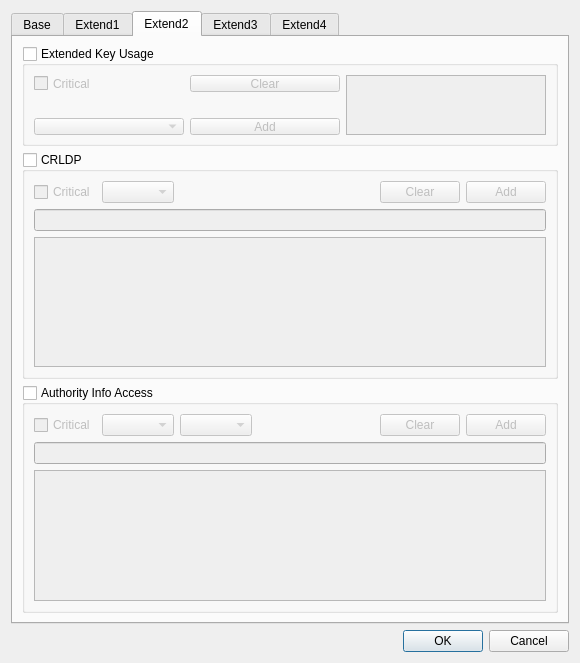
Above: CCMan/make_cert_profile_dlg.ui from jykim74/CCMan before the change. Below: the same form after it.
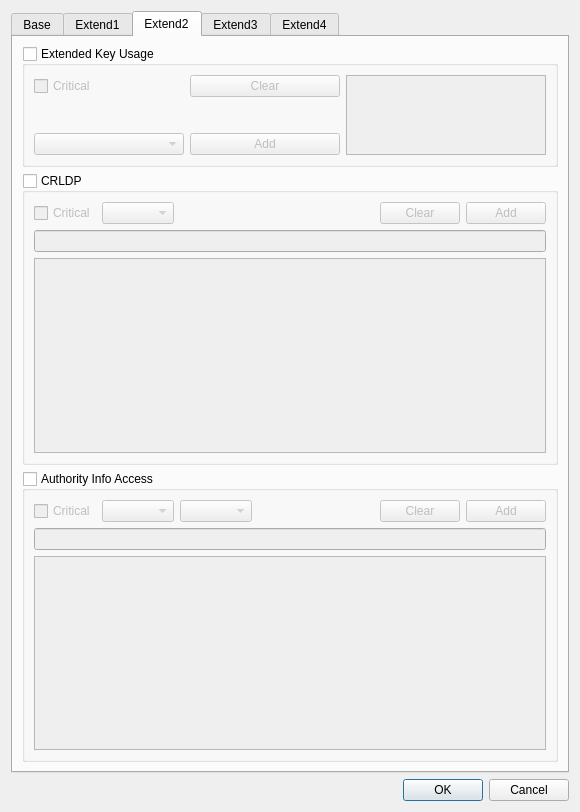
That is the form after the change. The open tabs and pages were chosen to show the change.

Commit message: UI 및 오류 수정

```diff
--- a/CCMan/make_cert_profile_dlg.ui
+++ b/CCMan/make_cert_profile_dlg.ui
@@ -7,7 +7,7 @@
     <x>0</x>
     <y>0</y>
     <width>580</width>
-    <height>663</height>
+    <height>812</height>
    </rect>
   </property>
   <property name="windowTitle">
@@ -694,7 +694,7 @@
          <property name="minimumSize">
           <size>
            <width>0</width>
-           <height>100</height>
+           <height>0</height>
           </size>
          </property>
          <property name="title">
```
Left out of the diff: 2 changed lines with no effect on the pictures. The commit also changes 4 other files.
